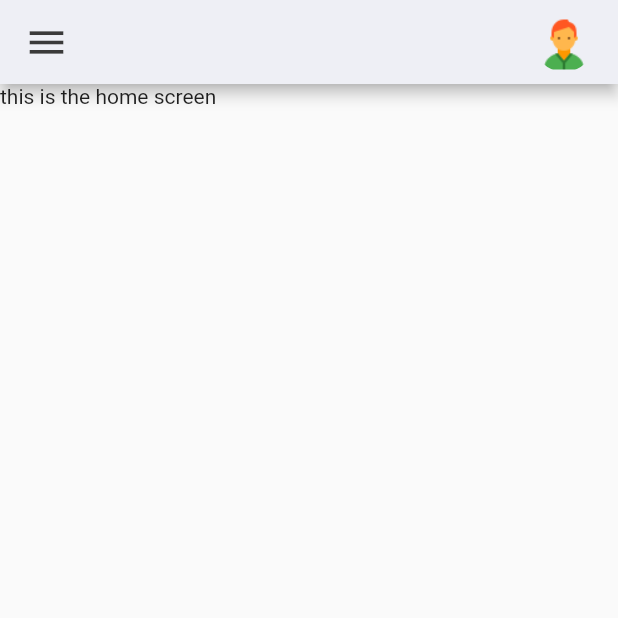
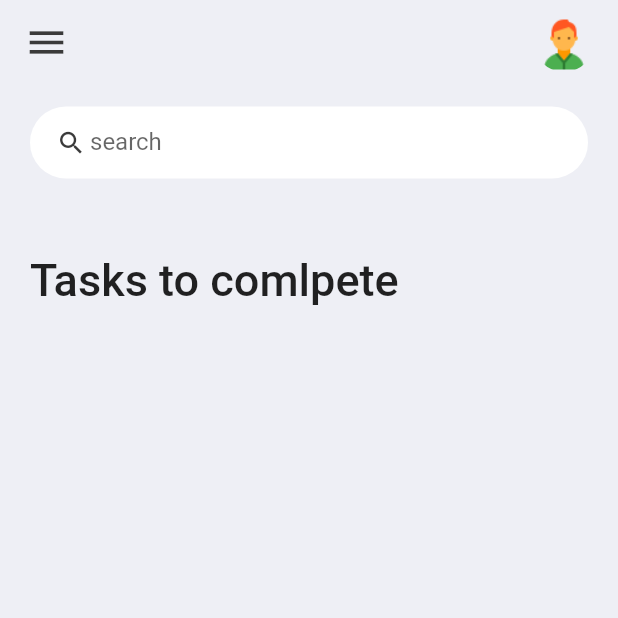
Before and after one commit to zanzo2003/to_do_list_application, a Flutter app: the screen it shows after launch, on a phone screen of 412 x 824 dp, the top half of it. Run offline on Flutter 3.47's test engine with Material 2 defaults, Android fonts, the phone set to English and light mode, and no system bars.

Commit message:
Search Bar -m Search Bar completed, code organised

```diff
--- a/check list/application/lib/screens/home.dart
+++ b/check list/application/lib/screens/home.dart
@@ -1,9 +1,8 @@
 import 'package:application/constants/colours.dart';
 import 'package:flutter/material.dart';
 
-
 class Home extends StatefulWidget {
-  const Home({ Key? key }) : super(key: key);
+  const Home({Key? key}) : super(key: key);
 
   @override
   _HomeState createState() => _HomeState();
@@ -13,12 +12,30 @@ class _HomeState extends State<Home> {
   @override
   Widget build(BuildContext context) {
     return Scaffold(
-      appBar: AppBar(
+      backgroundColor: tdBGColor,
+      appBar: _buildAppBar(),
+      body: Container(
+        padding: const EdgeInsets.symmetric(horizontal: 20, vertical: 15),
+        child: Column(
+          children: [
+            _searchBar(),
+            _listView()
+            ],
+        ),
+      ),
+    );
+  }
+
+
+
+  AppBar _buildAppBar() {
+    return (AppBar(
+        elevation: 0,
         backgroundColor: tdBGColor,
-        title:Row(
+        title: Row(
           mainAxisAlignment: MainAxisAlignment.spaceBetween,
           children: [
-            Icon(
+            const Icon(
               Icons.menu,
               color: tdBlack,
               size: 30,
@@ -28,14 +45,49 @@ class _HomeState extends State<Home> {
               width: 40,
               child: ClipRRect(
                 borderRadius: BorderRadius.circular(40),
-                child: Image.asset('assets/images/icons8-account-48.png'),),
+                child: Image.asset('assets/images/icons8-account-48.png'),
+              ),
             )
           ],
-        )
+        )));
+  }
+
+
+
+  Widget _searchBar() {
+    return (Container(
+      padding: const EdgeInsets.symmetric(horizontal: 15),
+      decoration: BoxDecoration(
+          color: Colors.white, borderRadius: BorderRadius.circular(40)),
+      child: const TextField(
+        decoration: InputDecoration(
+          contentPadding: EdgeInsets.all(0),
+          prefixIcon: Icon(Icons.search, color: tdBlack, size: 20),
+          prefixIconConstraints: BoxConstraints(maxHeight: 20, minWidth: 25),
+          border: InputBorder.none,
+          hintText: 'search',
         ),
-      body: Container(
-        child: Text("this is the home screen"),
-      )
-    );
+      ),
+    ));
+  }
+
+  Widget _listView() {
+    return(Expanded(child: ListView(
+              children: [
+                 Container(
+                   margin: const EdgeInsets.only(
+                     top: 50,
+                     bottom: 20
+                   ),
+                   child: const Text("Tasks to comlpete",
+                   style: TextStyle(
+                     fontWeight: FontWeight.w500,
+                     fontSize: 30,
+                   )
+                   ),
+                 )
+              ],
+            )
+            ));
   }
 }
```
